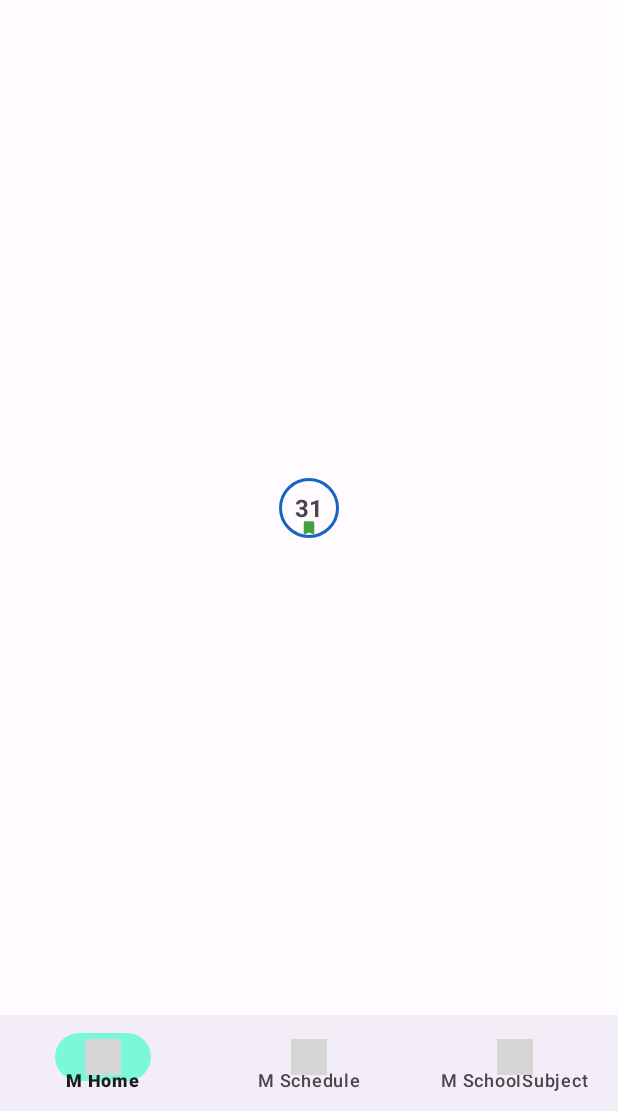
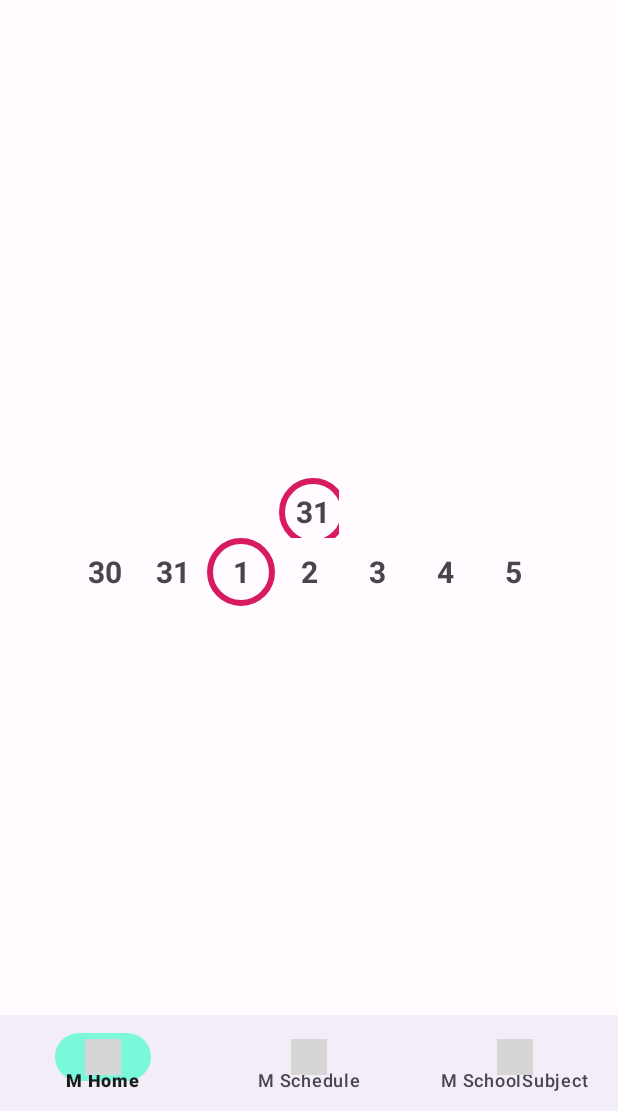
Before and after one commit to GeosphereWeb/NewHomeworkBook, an Android app: the screen it shows after launch (MainActivity), on a phone screen of 412 x 824 dp, the part 125-1236 px from its top. Run offline under Robolectric (Android 15) with nearby library versions, the phone set to English and light mode, and no system bars; our stand-ins replace navigation-ui; grey boxes are pictures that could not be loaded.

Commit message:
Calender Überarbeitet. Methoden und Variablen umbenannt. FIXME zu lösen

```diff
--- a/app/build.gradle
+++ b/app/build.gradle
@@ -7,7 +7,7 @@ android {
 
     defaultConfig {
         applicationId "com.example.newhomeworkbook"
-        minSdk 21
+        minSdk 26
         targetSdk 32
         versionCode 1
         versionName "1.0"
--- a/app/src/main/java/com/example/newhomeworkbook/WelcomeFragment.java
+++ b/app/src/main/java/com/example/newhomeworkbook/WelcomeFragment.java
@@ -1,16 +1,17 @@
 package com.example.newhomeworkbook;
 
 import android.os.Bundle;
-
-import androidx.fragment.app.Fragment;
-import androidx.navigation.Navigation;
-
 import android.view.LayoutInflater;
 import android.view.View;
 import android.view.ViewGroup;
 import android.widget.TextView;
 
+import androidx.fragment.app.Fragment;
+import androidx.navigation.Navigation;
+
+import com.example.newhomeworkbook.calender.model.CalenderDayModelManager;
 import com.example.newhomeworkbook.databinding.FragmentWelcomeBinding;
+
 
 /**
  * A simple {@link Fragment} subclass.
@@ -68,6 +69,8 @@ public class WelcomeFragment extends Fragment {
         binding = FragmentWelcomeBinding.inflate(inflater, container, false);
         View view = binding.getRoot();
 
+        // Setze hier die Kalenderwoche
+        binding.caldenderWeekRecycler.setCalenderWeekModel(CalenderDayModelManager.createCalenderWeekModel(2022, 6));
 
 
         TextView test = binding.welcomeId;
--- a/app/src/main/java/com/example/newhomeworkbook/calender/CalendarDayItemView.java
+++ b/app/src/main/java/com/example/newhomeworkbook/calender/CalendarDayItemView.java
@@ -1,7 +1,7 @@
 package com.example.newhomeworkbook.calender;
 
 import android.content.Context;
-import android.graphics.Color;
+import android.content.res.ColorStateList;
 import android.graphics.drawable.GradientDrawable;
 import android.util.AttributeSet;
 import android.view.LayoutInflater;
@@ -14,12 +14,18 @@ import androidx.constraintlayout.widget.ConstraintLayout;
 import androidx.core.content.ContextCompat;
 
 import com.example.newhomeworkbook.R;
+import com.example.newhomeworkbook.calender.model.CalenderDayModel;
 import com.example.newhomeworkbook.databinding.CalenderDayViewBinding;
 
 public class CalendarDayItemView extends ConstraintLayout {
+    private static final int LABLE_TURNED_IN = R.drawable.ic_baseline_turned_in_24;
+    private static final int LABLE_TURNED_IN_NOT = R.drawable.ic_baseline_turned_in_not_24;
+
+    private CalenderDayModel thisDay;
 
     private TextView dayTextView;
     private ImageView label;
+    private GradientDrawable dayBackground;
 
     public CalendarDayItemView(Context context) {
         super(context);
@@ -41,48 +47,134 @@ public class CalendarDayItemView extends ConstraintLayout {
         init(context);
     }
 
-    private void init(Context context){
+    ///////////////////////////////////////////////////////////////////////////
+    // Initialisierung
+    ///////////////////////////////////////////////////////////////////////////
+    private void init(Context context) {
+
+        // Initialisierung
         CalenderDayViewBinding viewBinding = CalenderDayViewBinding.inflate(LayoutInflater.from(context), this, false);
-        ConstraintLayout constraintLayout = viewBinding.getRoot();
-        addView(constraintLayout);
+        ConstraintLayout rootView = viewBinding.getRoot();
+        addView(rootView);
+
         dayTextView = viewBinding.calenderDayTextView;
         label = viewBinding.label;
+        dayBackground = (GradientDrawable) dayTextView.getBackground();
 
-        constraintLayout.setOnClickListener(new OnClickListener() {
+        this.hideLabel();
+        this.showRing(false);
+
+//        background.setColor(Color.YELLOW);
+
+//        // SetText
+//        if (thisDay != null) {
+//            dayTextView.setText(String.valueOf(thisDay.getLocalDate().getDayOfMonth()));
+//
+//            if (thisDay.isLocalDateActualDate(nowDay)) { ;
+//                this.getBackground().setColor(Color.BLUE);
+//            }else {
+//                this.getBackground().setColor(Color.YELLOW);
+//            }
+//        }
+
+
+//        // Listener
+//        rootView.setOnClickListener(new OnClickListener() {
+//            @Override
+//            public void onClick(View view) {
+//                label.setColorFilter(ContextCompat.getColor(getContext(), R.color.design_default_color_error));
+//            }
+//        });
+
+        rootView.setOnFocusChangeListener(new OnFocusChangeListener() {
+
             @Override
-            public void onClick(View view) {
-                setLabelToTurnedInNot();
-                label.setColorFilter(ContextCompat.getColor(getContext(), R.color.test_farbe1));
-
-                GradientDrawable background = (GradientDrawable) dayTextView.getBackground();
-                background.setColor(Color.YELLOW);
-
-                background.setStroke(0, null);
+            public void onFocusChange(View view, boolean b) {
+                //                    label.setColorFilter(ContextCompat.getColor(getContext(), R.color.test_farbe1));
+                if (b) showRing(true);
+                else {
+//                    label.setColorFilter(ContextCompat.getColor(getContext(), R.color.Custom0));
+                    showRing(false);
+                }
 
             }
         });
     }
 
-    public TextView getDayTextView() {
-        return dayTextView;
+
+    ///////////////////////////////////////////////////////////////////////////
+    // Zugriffsmethoden
+    ///////////////////////////////////////////////////////////////////////////
+    public void showLabel(int lableTurnedConst) {
+        label.setImageResource(lableTurnedConst);
+        label.setVisibility(VISIBLE);
     }
 
-    public ImageView getLabel() {
-        return label;
+    public void hideLabel() {
+        label.setVisibility(INVISIBLE);
     }
 
-    public void setLabelToTurnedIn(){
-        label.setImageResource(R.drawable.ic_baseline_turned_in_24);
-    }
-    public void setLabelToTurnedInNot(){
-        label.setImageResource(R.drawable.ic_baseline_turned_in_not_24);
+    public void showRing(boolean visibility) {
+        //Stroke
+        //show Ring
+        int[][] states = new int[][]{
+                new int[]{android.R.attr.state_enabled} // enabled
+//                new int[] {-android.R.attr.state_enabled}, // disabled
+//                new int[] {-android.R.attr.state_checked}, // unchecked
+//                new int[] { android.R.attr.state_pressed}  // pressed
+        };
+
+        int[] colors = new int[]{
+                ContextCompat.getColor(getContext(), R.color.test_farbe1)
+//                Color.RED,
+//                Color.GREEN,
+//                Color.BLUE
+        };
+
+        ColorStateList myList = new ColorStateList(states, colors);
+        if (visibility) {
+            dayBackground.setStroke(6, myList);
+        } else {
+            dayBackground.setStroke(0, myList);
+        }
     }
 
-    public void showLabel(boolean visibility){
-        if(visibility){
-            label.setVisibility(VISIBLE);
-        } else {
-            label.setVisibility(INVISIBLE);
+    public void setDayBackgroundColor(boolean setbackground){
+        int[][] states = new int[][]{
+                new int[]{android.R.attr.state_enabled} // enabled
+//                new int[] {-android.R.attr.state_enabled}, // disabled
+//                new int[] {-android.R.attr.state_checked}, // unchecked
+//                new int[] { android.R.attr.state_pressed}  // pressed
+        };
+
+        int[] colorsOn = new int[]{
+                ContextCompat.getColor(getContext(), R.color.test_farbe1)
+//                Color.RED,
+//                Color.GREEN,
+//                Color.BLUE
+        };
+
+        int[] colorsOff = new int[]{
+                ContextCompat.getColor(getContext(), R.color.Custom0)
+//                Color.RED,
+//                Color.GREEN,
+//                Color.BLUE
+        };
+
+        ColorStateList myList;
+        if (setbackground){
+            myList = new ColorStateList(states, colorsOn);
+        }else {
+            myList = new ColorStateList(states, colorsOff);
         }
+        dayBackground.setColor(myList);
+    }
+
+    public void setDatumText(String datumText) {
+        dayTextView.setText(datumText);
+    }
+
+    public GradientDrawable getDayBackground() {
+        return dayBackground;
     }
 }
--- /dev/null
+++ b/app/src/main/java/com/example/newhomeworkbook/calender/CalenderWeekItemRecyclerView.java
@@ -0,0 +1,115 @@
+package com.example.newhomeworkbook.calender;
+
+import android.content.Context;
+import android.util.AttributeSet;
+import android.view.View;
+import android.view.ViewGroup;
+
+import androidx.annotation.NonNull;
+import androidx.annotation.Nullable;
+import androidx.recyclerview.widget.GridLayoutManager;
+import androidx.recyclerview.widget.RecyclerView;
+
+import com.example.newhomeworkbook.calender.model.CalenderDayModel;
+import com.example.newhomeworkbook.calender.model.CalenderDayModelManager;
+
+import java.time.LocalDate;
+import java.util.ArrayList;
+
+public class CalenderWeekItemRecyclerView extends RecyclerView {
+
+    private ArrayList<CalenderDayModel> newWeekModel;
+    private static LocalDate todayDate = LocalDate.now();
+
+    public CalenderWeekItemRecyclerView(@NonNull Context context) {
+        super(context);
+        init(context);
+    }
+
+    public CalenderWeekItemRecyclerView(@NonNull Context context, @Nullable AttributeSet attrs) {
+        super(context, attrs);
+        init(context);
+    }
+
+    public CalenderWeekItemRecyclerView(@NonNull Context context, @Nullable AttributeSet attrs, int defStyleAttr) {
+        super(context, attrs, defStyleAttr);
+        init(context);
+    }
+
+    ///////////////////////////////////////////////////////////////////////////
+    // init
+    private void init(Context context) {
+        this.setLayoutManager(new GridLayoutManager(context, 7));
+        this.setAdapter(new CalenderWeekAdapter());
+        this.setCalenderWeekModel(CalenderDayModelManager.createCalenderWeekModel(2022, 1));
+    }
+
+    public void setCalenderWeekModel(ArrayList<CalenderDayModel> weekModel) {
+        this.newWeekModel = weekModel;
+        this.getAdapter().notifyDataSetChanged();
+    }
+
+    ///////////////////////////////////////////////////////////////////////////
+    // InnerClass
+    ///////////////////////////////////////////////////////////////////////////
+
+    /**
+     * Klasse Adapter
+     */
+    private class CalenderWeekAdapter extends Adapter<CalenderWeekViewHolder> {
+
+        @NonNull
+        @Override
+        public CalenderWeekViewHolder onCreateViewHolder(@NonNull ViewGroup parent, int viewType) {
+            CalendarDayItemView calendarDayItemView = new CalendarDayItemView(parent.getContext());
+            return new CalenderWeekViewHolder(calendarDayItemView);
+        }
+
+        @Override
+        public void onBindViewHolder(@NonNull CalenderWeekViewHolder holder, int position) {
+            CalenderDayModel calenderDayModel = newWeekModel.get(position);
+            holder.getCalendarDayItemView().setDatumText("" + calenderDayModel.getLocalDate().getDayOfMonth());
+
+            if (calenderDayModel.isLocalDateActualDate(todayDate)) {
+//                holder.setText("xx");
+//                holder.showLable(true);
+//                holder.showCircle(true);
+                holder.getCalendarDayItemView().showRing(true);
+
+                // FIXME: 01.02.2022 Backgroundänderung wirkt sich nur global aus und überschreibt den showRing() Methode
+//                holder.getCalendarDayItemView().setDayBackgroundColor(true);
+//                holder.getCalendarDayItemView().getDayBackground().setTint(Color.BLUE);
+            } else {
+                holder.getCalendarDayItemView().showRing(false);
+
+                // FIXME: 01.02.2022 Backgroundänderung wirkt sich nur global aus und überschreibt den showRing() Methode
+//                holder.getCalendarDayItemView().setDayBackgroundColor(false);
+//                holder.getCalendarDayItemView().getDayBackground().setTint(Color.GREEN);
+            }
+        }
+
+        @Override
+        public int getItemCount() {
+            if (newWeekModel == null) {
+                return 0;
+            }
+            return newWeekModel.size();
+        }
+    }
+
+    /**
+     * Klasse ViewHolder
+     */
+    private class CalenderWeekViewHolder extends ViewHolder {
+        private CalendarDayItemView calendarDayItemView;
+
+        public CalenderWeekViewHolder(@NonNull View itemView) {
+            super(itemView);
+            calendarDayItemView = (CalendarDayItemView) itemView;
+        }
+
+        public CalendarDayItemView getCalendarDayItemView() {
+            return calendarDayItemView;
+        }
+    }
+}
--- /dev/null
+++ b/app/src/main/java/com/example/newhomeworkbook/calender/model/CalenderDayModel.java
@@ -0,0 +1,50 @@
+package com.example.newhomeworkbook.calender.model;
+
+import java.time.LocalDate;
+import java.util.ArrayList;
+
+/**
+ * Model für ein Kalendertag
+ */
+public class CalenderDayModel {
+    private LocalDate localDate;
+    ArrayList calenderEvents;
+
+    public CalenderDayModel(LocalDate localDate){
+        this.localDate = localDate;
+        calenderEvents = new ArrayList<Kalenerereignisse>();
+    }
+
+    /**
+     * Vergleicht das zu  überprüfenden Datum auf das des Objektes
+     * @param dateToCompare
+     * @return
+     */
+    public boolean isLocalDateActualDate(LocalDate dateToCompare){
+        boolean equal = this.localDate.isEqual(dateToCompare);
+        return equal;
+    }
+
+    /**
+     * Zeigt an, ob Kalenderereignisse vorliegen
+     * @return
+     */
+    public boolean hasCalenderevents(){
+        return calenderEvents.isEmpty();
+    }
+
+    public ArrayList<Kalenerereignisse> getCalenderEvents() {
+        return calenderEvents;
+    }
+
+    public LocalDate getLocalDate() {
+        return localDate;
+    }
+
+    @Override
+    public String toString() {
+        return "CalenderDayModel{" +
+                "localDate=" + localDate +
+                '}';
+    }
+}
--- /dev/null
+++ b/app/src/main/java/com/example/newhomeworkbook/calender/model/CalenderDayModelManager.java
@@ -0,0 +1,35 @@
+package com.example.newhomeworkbook.calender.model;
+
+import java.time.LocalDate;
+import java.time.temporal.WeekFields;
+import java.util.ArrayList;
+import java.util.Locale;
+
+public class CalenderDayModelManager {
+    private static WeekFields weekFields = WeekFields.of(Locale.getDefault());
+
+    private CalenderDayModelManager() {
+        LocalDate localWeek = LocalDate.now().with(weekFields.weekOfYear(), 1).with(weekFields.dayOfWeek(), 1);
+    }
+
+    /**
+     * Liefert eine Woche als Array von CalenderDayModel zurück
+     * @param year
+     * @param weekNumber
+     * @return
+     */
+    public static ArrayList<CalenderDayModel> createCalenderWeekModel(int year, int weekNumber) {
+        ArrayList<CalenderDayModel> calenderWeek = new ArrayList<>();
+        LocalDate firstDayInWeek = LocalDate.now()
+                .withYear(year)
+                .with(weekFields.weekOfYear(), weekNumber)
+                .with(weekFields.dayOfWeek(), 1);
+
+        for (int i = 0; i < 7; i++) {
+            calenderWeek.add(new CalenderDayModel(firstDayInWeek.plusDays(i)));
+        }
+        calenderWeek.trimToSize();
+
+        return calenderWeek;
+    }
+}
--- /dev/null
+++ b/app/src/main/java/com/example/newhomeworkbook/calender/model/Kalenerereignisse.java
@@ -0,0 +1,4 @@
+package com.example.newhomeworkbook.calender.model;
+
+public class Kalenerereignisse {
+}
--- a/app/src/main/res/layout/calender_day_view.xml
+++ b/app/src/main/res/layout/calender_day_view.xml
@@ -1,12 +1,17 @@
 <?xml version="1.0" encoding="utf-8"?>
-<androidx.constraintlayout.widget.ConstraintLayout xmlns:android="http://schemas.android.com/apk/res/android"
+<androidx.constraintlayout.widget.ConstraintLayout
+    xmlns:android="http://schemas.android.com/apk/res/android"
     xmlns:app="http://schemas.android.com/apk/res-auto"
     android:id="@+id/linearLayout2"
-    android:layout_width="match_parent"
-    android:layout_height="match_parent"
+    android:layout_width="45dp"
+    android:layout_height="45dp"
+    android:minHeight="45dp"
+    android:minWidth="45dp"
     android:layout_alignWithParentIfMissing="false"
     android:clickable="true"
-    android:focusable="true">
+    android:focusable="true"
+    android:focusableInTouchMode="true"
+>
 
     <TextView
         android:id="@+id/calenderDayTextView"
@@ -17,7 +22,7 @@
         android:focusable="false"
         android:gravity="center"
         android:text="31"
-        android:textSize="16sp"
+        android:textSize="20sp"
         android:textStyle="bold"
         app:layout_constraintBottom_toBottomOf="parent"
         app:layout_constraintDimensionRatio="1:1"
--- a/app/src/main/res/layout/fragment_welcome.xml
+++ b/app/src/main/res/layout/fragment_welcome.xml
@@ -27,4 +27,14 @@
         app:layout_constraintStart_toStartOf="parent"
         app:layout_constraintTop_toBottomOf="@+id/welcome_id" />
 
+    <com.example.newhomeworkbook.calender.CalenderWeekItemRecyclerView
+        android:id="@+id/caldenderWeekRecycler"
+        android:layout_width="wrap_content"
+        android:layout_height="0dp"
+        app:layout_constraintBottom_toBottomOf="parent"
+        app:layout_constraintEnd_toEndOf="parent"
+        app:layout_constraintStart_toStartOf="parent"
+        app:layout_constraintTop_toBottomOf="@+id/calendarDayItemView"
+        app:layout_constraintVertical_bias="0.0" />
+
 </androidx.constraintlayout.widget.ConstraintLayout>
--- a/build.gradle
+++ b/build.gradle
@@ -5,7 +5,7 @@ buildscript {
         mavenCentral()
     }
     dependencies {
-        classpath "com.android.tools.build:gradle:7.0.4"
+        classpath 'com.android.tools.build:gradle:7.1.0'
 
         // NOTE: Do not place your application dependencies here; they belong
         // in the individual module build.gradle files
```
Also changed, not shown: app/src/main/java/com/example/newhomeworkbook/MainActivity.java (+3 -8 lines), gradle/wrapper/gradle-wrapper.properties.
